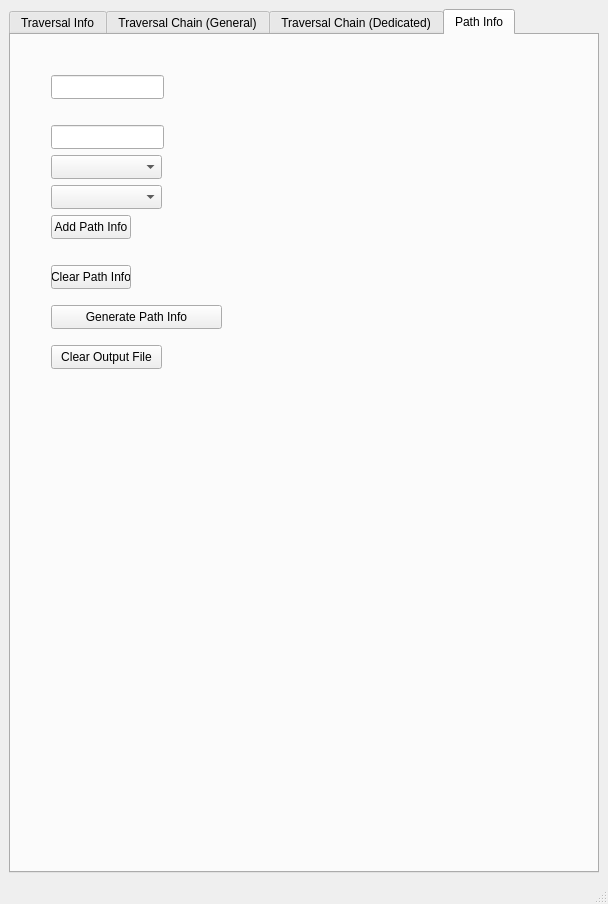
Before: the Qt Designer form mainwindow.ui in elizabethany/TraversalMaykr-Cpp-GUI, drawn with Qt 5.
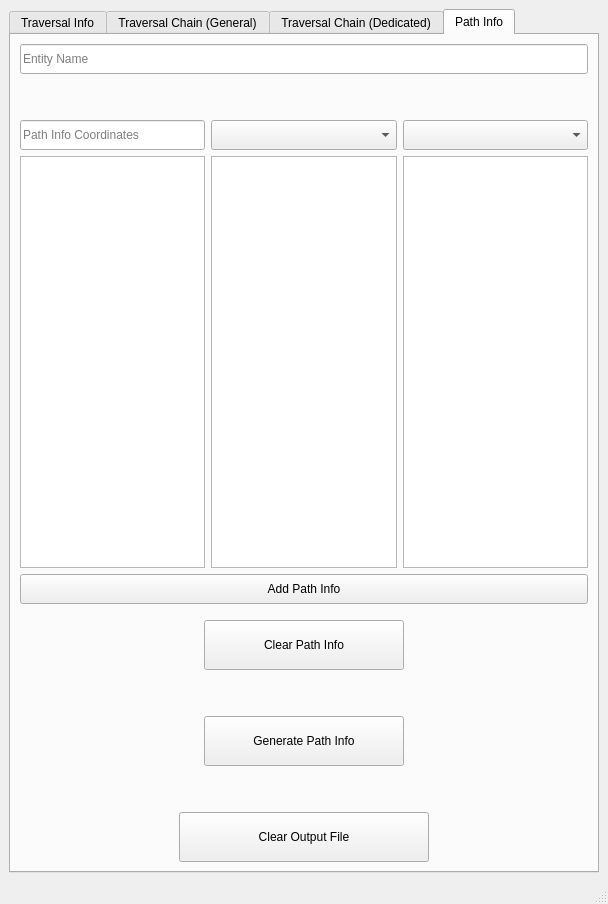
After: the same form once the commit is applied. The open tabs and pages were chosen to show the change. Icons and pictures are not drawn.

Commit message: finished function for generating path info finished ui for path info updated tool tips

Diff of the .ui file:
```diff
--- a/mainwindow.ui
+++ b/mainwindow.ui
@@ -1855,98 +1855,226 @@
        <attribute name="title">
         <string>Path Info</string>
        </attribute>
-       <widget class="QLineEdit" name="lineEdit_InfoPath_EntityName">
-        <property name="geometry">
-         <rect>
-          <x>40</x>
-          <y>40</y>
-          <width>113</width>
-          <height>24</height>
-         </rect>
-        </property>
-       </widget>
-       <widget class="QLineEdit" name="lineEdit_InfoPath_Coords">
-        <property name="geometry">
-         <rect>
-          <x>40</x>
-          <y>90</y>
-          <width>113</width>
-          <height>24</height>
-         </rect>
-        </property>
-       </widget>
-       <widget class="QComboBox" name="comboBox_InfoPath_WalkState">
-        <property name="geometry">
-         <rect>
-          <x>40</x>
-          <y>120</y>
-          <width>111</width>
-          <height>24</height>
-         </rect>
-        </property>
-       </widget>
-       <widget class="QPushButton" name="pushButton_Add_InfoPath">
-        <property name="geometry">
-         <rect>
-          <x>40</x>
-          <y>180</y>
-          <width>80</width>
-          <height>24</height>
-         </rect>
-        </property>
-        <property name="text">
-         <string>Add Path Info</string>
-        </property>
-       </widget>
-       <widget class="QPushButton" name="pushButton_Generate_InfoPath">
-        <property name="geometry">
-         <rect>
-          <x>40</x>
-          <y>270</y>
-          <width>171</width>
-          <height>24</height>
-         </rect>
-        </property>
-        <property name="text">
-         <string>Generate Path Info</string>
-        </property>
-       </widget>
-       <widget class="QComboBox" name="comboBox_InfoPath_NavSize">
-        <property name="geometry">
-         <rect>
-          <x>40</x>
-          <y>150</y>
-          <width>111</width>
-          <height>24</height>
-         </rect>
-        </property>
-       </widget>
-       <widget class="QPushButton" name="pushButton_Clear_InfoPath">
-        <property name="geometry">
-         <rect>
-          <x>40</x>
-          <y>230</y>
-          <width>80</width>
-          <height>24</height>
-         </rect>
-        </property>
-        <property name="text">
-         <string>Clear Path Info</string>
-        </property>
-       </widget>
-       <widget class="QPushButton" name="pushButton_ClearOutput_InfoPath">
-        <property name="geometry">
-         <rect>
-          <x>40</x>
-          <y>310</y>
-          <width>111</width>
-          <height>24</height>
-         </rect>
-        </property>
-        <property name="text">
-         <string>Clear Output File</string>
-        </property>
-       </widget>
+       <layout class="QVBoxLayout" name="verticalLayout_5">
+        <item>
+         <layout class="QGridLayout" name="gridLayout_3">
+          <property name="sizeConstraint">
+           <enum>QLayout::SetMinimumSize</enum>
+          </property>
+          <item row="2" column="2">
+           <widget class="QComboBox" name="comboBox_InfoPath_NavSize">
+            <property name="sizePolicy">
+             <sizepolicy hsizetype="Expanding" vsizetype="Fixed">
+              <horstretch>0</horstretch>
+              <verstretch>0</verstretch>
+             </sizepolicy>
+            </property>
+            <property name="minimumSize">
+             <size>
+              <width>0</width>
+              <height>30</height>
+             </size>
+            </property>
+            <property name="toolTip">
+             <string/>
+            </property>
+           </widget>
+          </item>
+          <item row="9" column="0">
+           <spacer name="verticalSpacer_7">
+            <property name="orientation">
+             <enum>Qt::Vertical</enum>
+            </property>
+            <property name="sizeType">
+             <enum>QSizePolicy::Maximum</enum>
+            </property>
+            <property name="sizeHint" stdset="0">
+             <size>
+              <width>20</width>
+              <height>40</height>
+             </size>
+            </property>
+           </spacer>
+          </item>
+          <item row="7" column="0">
+           <spacer name="verticalSpacer_3">
+            <property name="orientation">
+             <enum>Qt::Vertical</enum>
+            </property>
+            <property name="sizeType">
+             <enum>QSizePolicy::Maximum</enum>
+            </property>
+            <property name="sizeHint" stdset="0">
+             <size>
+              <width>20</width>
+              <height>10</height>
+             </size>
+            </property>
+           </spacer>
+          </item>
+          <item row="0" column="0" colspan="3">
+           <widget class="QLineEdit" name="lineEdit_InfoPath_EntityName">
+            <property name="minimumSize">
+             <size>
+              <width>0</width>
+              <height>30</height>
+             </size>
+            </property>
+            <property name="toolTip">
+             <string>The name to be given to the generated entities.
+Note that the entity class will be automatically added to the entity name.</string>
+            </property>
+            <property name="placeholderText">
+             <string>Entity Name</string>
+            </property>
+           </widget>
+          </item>
+          <item row="2" column="1">
+           <widget class="QComboBox" name="comboBox_InfoPath_WalkState">
+            <property name="sizePolicy">
+             <sizepolicy hsizetype="Expanding" vsizetype="Fixed">
+              <horstretch>0</horstretch>
+              <verstretch>0</verstretch>
+             </sizepolicy>
+            </property>
+            <property name="minimumSize">
+             <size>
+              <width>0</width>
+              <height>30</height>
+             </size>
+            </property>
+            <property name="toolTip">
+             <string>Use this to set the walk state for the Path Info.
+This determines how the demon moves to this Path Info.</string>
+            </property>
+           </widget>
+          </item>
+          <item row="8" column="0" colspan="3" alignment="Qt::AlignHCenter">
+           <widget class="QPushButton" name="pushButton_Clear_InfoPath">
+            <property name="minimumSize">
+             <size>
+              <width>200</width>
+              <height>50</height>
+             </size>
+            </property>
+            <property name="toolTip">
+             <string>Clears the inputs entered above</string>
+            </property>
+            <property name="text">
+             <string>Clear Path Info</string>
+            </property>
+           </widget>
+          </item>
+          <item row="6" column="0" colspan="3">
+           <widget class="QPushButton" name="pushButton_Add_InfoPath">
+            <property name="minimumSize">
+             <size>
+              <width>0</width>
+              <height>30</height>
+             </size>
+            </property>
+            <property name="toolTip">
+             <string>Click this to add Path Info with the above information.
+This button might be disabled if some information is missing.</string>
+            </property>
+            <property name="text">
+             <string>Add Path Info</string>
+            </property>
+           </widget>
+          </item>
+          <item row="1" column="0">
+           <spacer name="verticalSpacer_2">
+            <property name="orientation">
+             <enum>Qt::Vertical</enum>
+            </property>
+            <property name="sizeType">
+             <enum>QSizePolicy::Maximum</enum>
+            </property>
+            <property name="sizeHint" stdset="0">
+             <size>
+              <width>20</width>
+              <height>40</height>
+             </size>
+            </property>
+           </spacer>
+          </item>
+          <item row="2" column="0">
+           <widget class="QLineEdit" name="lineEdit_InfoPath_Coords">
+            <property name="minimumSize">
+             <size>
+              <width>0</width>
+              <height>30</height>
+             </size>
+            </property>
+            <property name="toolTip">
+             <string>Coordinates for the Path Info</string>
+            </property>
+            <property name="placeholderText">
+             <string>Path Info Coordinates</string>
+            </property>
+           </widget>
+          </item>
+          <item row="12" column="0" colspan="3" alignment="Qt::AlignHCenter">
+           <widget class="QPushButton" name="pushButton_ClearOutput_InfoPath">
+            <property name="minimumSize">
+             <size>
+              <width>250</width>
+              <height>50</height>
+             </size>
+            </property>
+            <property name="toolTip">
+             <string>Clears the output file</string>
+            </property>
+            <property name="text">
+             <string>Clear Output File</string>
+            </property>
+           </widget>
+          </item>
+          <item row="10" column="0" colspan="3" alignment="Qt::AlignHCenter">
+           <widget class="QPushButton" name="pushButton_Generate_InfoPath">
+            <property name="minimumSize">
+             <size>
+              <width>200</width>
+              <height>50</height>
+             </size>
+            </property>
+            <property name="toolTip">
+             <string>Click this to generate Path Info.
+This button might be disabled if you currently have zero Path Info added to the above list.</string>
+            </property>
+            <property name="text">
+             <string>Generate Path Info</string>
+            </property>
+           </widget>
+          </item>
+          <item row="11" column="0">
+           <spacer name="verticalSpacer_8">
+            <property name="orientation">
+             <enum>Qt::Vertical</enum>
+            </property>
+            <property name="sizeType">
+             <enum>QSizePolicy::Preferred</enum>
+            </property>
+            <property name="sizeHint" stdset="0">
+             <size>
+              <width>20</width>
+              <height>40</height>
+             </size>
+            </property>
+           </spacer>
+          </item>
+          <item row="5" column="0">
+           <widget class="QListWidget" name="listWidget_InfoPath_Coords"/>
+          </item>
+          <item row="5" column="1">
+           <widget class="QListWidget" name="listWidget_InfoPath_WalkState"/>
+          </item>
+          <item row="5" column="2">
+           <widget class="QListWidget" name="listWidget_InfoPath_NavSize"/>
+          </item>
+         </layout>
+        </item>
+       </layout>
       </widget>
      </widget>
     </item>
```
Left out of the diff: 572 changed lines with no effect on the pictures. The commit also changes 3 other files.
